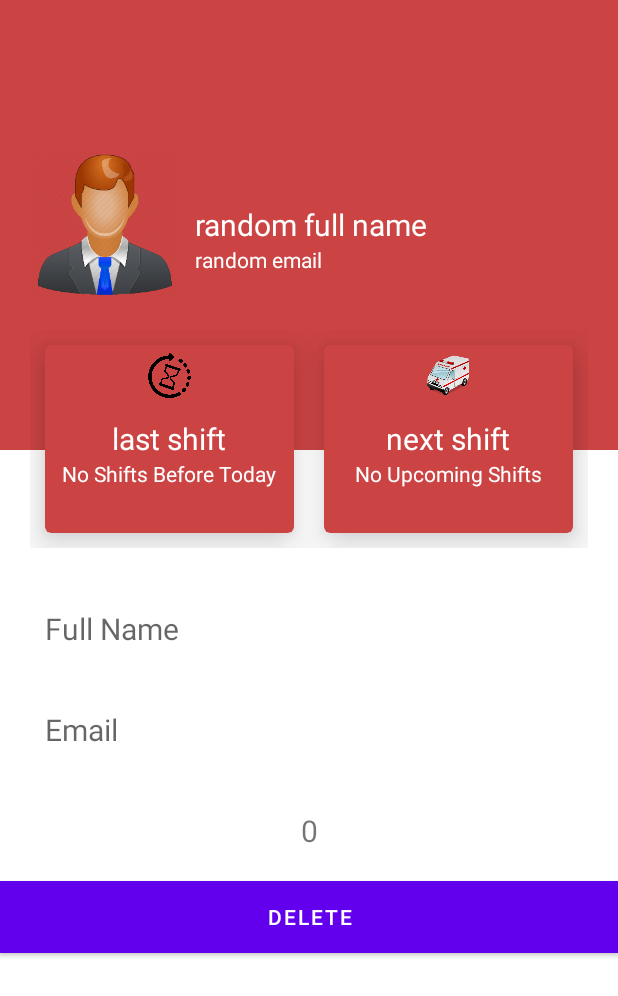
After one commit to ezri1234/MDAmanage, an Android app: the UserInfo screen opened directly, with no data from a screen before it, on a phone screen of 412 x 824 dp. The commit adds this screen. Shown: the top 996 px of the screen. Run offline under Robolectric (Android 15) with nearby library versions, the light colour scheme and no system bars; our stand-ins replace Firebase (no records; nobody signed in at launch, a user with empty details on screens opened directly); 5 statements that could not run were skipped.

Commit message:
search work, assign works, i have user profile, i need to add the calender and i'm done

```diff
--- a/app/src/main/AndroidManifest.xml
+++ b/app/src/main/AndroidManifest.xml
@@ -9,6 +9,10 @@
         android:roundIcon="@mipmap/ic_launcher_round"
         android:supportsRtl="true"
         android:theme="@style/Theme.MDAmanage">
+        <activity
+            android:name=".UserInfo"
+            android:exported="true"
+            />
         <activity
             android:name=".ChooseUser"
             android:exported="true" />
--- a/app/src/main/java/com/ezrimo/mdamanage/LoginTabFragment.java
+++ b/app/src/main/java/com/ezrimo/mdamanage/LoginTabFragment.java
@@ -104,7 +104,7 @@ public class LoginTabFragment extends Fragment {
                     getActivity().finish();
                 }
 
-                if(parseLong(documentSnapshot.get("isAdmin").toString())==1){
+                if(parseLong(documentSnapshot.get("isAdmin").toString())!=1){
                     //user isnt an admin
                     editor.putString("uid", uid);
                     editor.putBoolean("isAdmin", false);
--- /dev/null
+++ b/app/src/main/java/com/ezrimo/mdamanage/UserInfo.java
@@ -0,0 +1,147 @@
+package com.ezrimo.mdamanage;
+
+import androidx.annotation.NonNull;
+import androidx.appcompat.app.AppCompatActivity;
+
+import android.os.Bundle;
+import android.util.Log;
+import android.webkit.DateSorter;
+import android.widget.Button;
+import android.widget.TextView;
+import android.widget.Toast;
+
+import com.google.android.gms.tasks.OnCompleteListener;
+import com.google.android.gms.tasks.OnFailureListener;
+import com.google.android.gms.tasks.OnSuccessListener;
+import com.google.android.gms.tasks.Task;
+
+import com.google.firebase.firestore.FirebaseFirestore;
+import com.google.firebase.firestore.Query;
+import com.google.firebase.firestore.QueryDocumentSnapshot;
+import com.google.firebase.firestore.QuerySnapshot;
+import com.google.firebase.Timestamp;
+
+import java.lang.reflect.Array;
+import java.text.SimpleDateFormat;
+import java.util.Arrays;
+import java.util.Calendar;
+import java.util.Date;
+
+
+public class UserInfo extends AppCompatActivity {
+
+    TextView fullName, fullNameP, email, emailP, numberOfShifts, lastShift, nextShift;
+    String uid;
+    Button delete;
+    Date [] dArray;
+    int count = 0;
+
+    @Override
+    protected void onCreate(Bundle savedInstanceState) {
+        super.onCreate(savedInstanceState);
+        setContentView(R.layout.activity_user_info);
+        getSupportActionBar().hide();
+        fullName = findViewById(R.id.tv_name);
+        fullNameP = findViewById(R.id.profile_name);
+        email = findViewById(R.id.tv_email);
+        emailP = findViewById(R.id.profile_Email);
+        numberOfShifts = findViewById(R.id.tv_num);
+        lastShift = findViewById(R.id.date_profile);
+        nextShift = findViewById(R.id.next_date_profile);
+
+
+        uid = getIntent().getStringExtra("uid");
+        User user = getIntent().getParcelableExtra("user");
+        Toast.makeText(getApplicationContext(), user.getFullName(), Toast.LENGTH_SHORT).show();
+
+        fullNameP.setText(user.getFullName());
+        fullName.setText(user.getFullName());
+        email.setText(user.getEmail());
+        emailP.setText(user.getEmail());
+
+        FirebaseFirestore fStore = FirebaseFirestore.getInstance();
+
+        fStore.collection("Event")
+                .whereEqualTo("uid", uid)
+                //.orderBy("date")
+                .get()
+                .addOnCompleteListener(new OnCompleteListener<QuerySnapshot>() {
+                    @Override
+                    public void onComplete(@NonNull Task<QuerySnapshot> task) {
+                        //Log.d("TAG", "random");
+                        if(task.isSuccessful()){
+                            for(QueryDocumentSnapshot document : task.getResult()){//getting how much date are there
+                                //Log.d("TAG", document.getData().toString());
+                                count++;
+                            }
+
+                            dArray = new Date[count];
+                            int i = 0;
+                            for(QueryDocumentSnapshot document1 : task.getResult()){
+                                dArray[i] = new Date(document1.getTimestamp("date").toDate().getTime());
+                                Log.d("TAG", dArray[i].toString());
+                                i++;
+                            }
+                            Log.d("TAG", Integer.toString(count));
+                            numberOfShifts.setText(Integer.toString(count));
+                            long intTime[] = new long[count];
+                            for(int k = 0; k<intTime.length; k++){
+                                intTime[k] = dArray[k].getTime();
+                                Log.d("TAG", Long.toString(intTime[k]));
+                            }
+                            Log.d("TAG", "random");
+
+                            for(int j = 0; j<intTime.length; j++){
+                                Log.d("TAG", Long.toString(intTime[j]));
+                            }
+                            lastShift.setText(LastShift(intTime));
+                            nextShift.setText(nextShift(intTime));
+                        }else {
+                            Log.d("TAG", task.getException().toString());
+                        }
+                    }
+                });
+
+
+    }
+public static String LastShift(long[] arr){
+        Date today = Calendar.getInstance().getTime();
+        SimpleDateFormat formatter = new SimpleDateFormat("dd/MM/yyyy");
+        Date lastShift;
+        Arrays.sort(arr);
+            long date = today.getTime();
+
+            //Log.d("TAG", Long.toString(date));
+            //Log.d("TAG", Long.toString(arr[0]));
+            if(arr.length==0||date<=arr[0]-59958159400001l)
+                return "No Shifts Before Today";
+            for(int i = 0; i< arr.length; i++){
+                if(!(date>arr[i]-(59958159400001l)&&date>arr[i+1]-(59958159400001l))){
+                    lastShift = new Date(arr[i]-59958159400001l);
+                    return formatter.format(lastShift);
+                }
+            }
+        return "not valid";
+}
+
+    public static String nextShift(long[] arr){
+        Date today = Calendar.getInstance().getTime();
+        SimpleDateFormat formatter = new SimpleDateFormat("dd/MM/yyyy");
+        Date lastShift;
+        Arrays.sort(arr);
+        long date = today.getTime();
+
+        //Log.d("TAG", Long.toString(date));
+        //Log.d("TAG", Long.toString(arr[0]));
+        if(arr.length==0||date>=arr[arr.length-1]-59958159400001l)
+            return "No Upcoming Shifts";
+        for(int i = 1; i< arr.length; i++){
+            if(!(date<arr[i-1]-(59958159400001l)&&date<arr[i]-(59958159400001l))){
+                lastShift = new Date(arr[i]-59958159400001l);
+                return formatter.format(lastShift);
+            }
+        }
+        return "not valid";
+    }
+
+}
--- a/app/src/main/java/com/ezrimo/mdamanage/adminActivity.java
+++ b/app/src/main/java/com/ezrimo/mdamanage/adminActivity.java
@@ -32,8 +32,9 @@ public class adminActivity extends AppCompatActivity {
     }
 
     public void Users(View view) {
-        Intent go = new Intent(getApplicationContext(), RecycleViewAdmin.class);
+        Intent go = new Intent(getApplicationContext(), ChooseUser.class);
         go.putExtra("uid", uid);
+        go.putExtra("fromAdmin", true);
         startActivity(go);
     }
 
--- /dev/null
+++ b/app/src/main/res/layout/activity_user_info.xml
@@ -0,0 +1,224 @@
+<?xml version="1.0" encoding="utf-8"?>
+<LinearLayout xmlns:android="http://schemas.android.com/apk/res/android"
+    xmlns:app="http://schemas.android.com/apk/res-auto"
+    xmlns:tools="http://schemas.android.com/tools"
+    android:layout_width="match_parent"
+    android:layout_height="match_parent"
+    tools:context=".UserInfo"
+    android:orientation="vertical">
+
+    <RelativeLayout
+        android:layout_width="match_parent"
+        android:layout_height="300dp"
+        android:padding="20dp"
+        android:background="#cb4343"
+        >
+
+
+        <ImageView
+            android:id="@+id/profile_img"
+            android:layout_width="100dp"
+            android:layout_height="100dp"
+            android:src="@drawable/admin4"
+            android:layout_centerVertical="true"
+            />
+
+        <TextView
+            android:id="@+id/profile_name"
+            android:layout_width="wrap_content"
+            android:layout_height="wrap_content"
+            android:layout_centerVertical="true"
+            android:layout_marginLeft="10dp"
+            android:layout_toRightOf="@+id/profile_img"
+            android:text="random full name"
+            android:textColor="@color/white"
+
+            android:textSize="20sp" />
+
+        <TextView
+            android:id="@+id/profile_Email"
+            android:layout_width="wrap_content"
+
+            android:layout_height="wrap_content"
+            android:layout_below="@+id/profile_name"
+            android:layout_marginLeft="10dp"
+            android:layout_toRightOf="@+id/profile_img"
+            android:text="random email"
+            android:textColor="@color/white"
+            android:textSize="14sp" />
+
+
+
+
+    </RelativeLayout>
+
+    <LinearLayout
+        android:layout_width="match_parent"
+        android:layout_height="wrap_content"
+        android:padding="20dp"
+        android:layout_marginTop="-100dp"
+        >
+
+        <com.google.android.material.card.MaterialCardView
+            android:layout_width="0dp"
+            android:layout_height="125dp"
+            android:layout_weight="1"
+            app:cardBackgroundColor="#cb4343"
+            app:cardElevation="15dp"
+            android:layout_margin="10dp">
+
+            <RelativeLayout
+                android:layout_width="match_parent"
+                android:layout_height="match_parent"
+                android:padding="5dp">
+
+                <ImageView
+                    android:layout_width="30dp"
+                    android:layout_height="30dp"
+                    android:src="@drawable/timeicon"
+                    android:layout_centerHorizontal="true"/>
+                <TextView
+                    android:id="@+id/last_date_profile"
+                    android:layout_width="wrap_content"
+                    android:layout_height="wrap_content"
+                    android:text="last shift"
+                    android:textColor="@color/white"
+                    android:textSize="20sp"
+                    android:layout_centerInParent="true"
+                    />
+
+                <TextView
+                    android:id="@+id/date_profile"
+                    android:layout_width="wrap_content"
+                    android:layout_height="wrap_content"
+                    android:layout_below="@+id/last_date_profile"
+                    android:layout_centerHorizontal="true"
+                    android:text="08/09/2019"
+                    android:textColor="@color/white"
+                    android:textSize="14sp" />
+
+
+
+            </RelativeLayout>
+
+
+
+
+
+
+
+        </com.google.android.material.card.MaterialCardView>
+
+        <com.google.android.material.card.MaterialCardView
+            android:layout_width="0dp"
+            android:layout_height="125dp"
+            android:layout_weight="1"
+            app:cardBackgroundColor="#cb4343"
+            app:cardElevation="15dp"
+            android:layout_margin="10dp">
+
+            <RelativeLayout
+                android:layout_width="match_parent"
+                android:layout_height="match_parent"
+                android:padding="5dp">
+
+                <ImageView
+                    android:layout_width="30dp"
+                    android:layout_height="30dp"
+                    android:layout_centerHorizontal="true"
+                    android:src="@drawable/ambulance2" />
+                <TextView
+                    android:id="@+id/upcoming_date_profile"
+                    android:layout_width="wrap_content"
+                    android:layout_height="wrap_content"
+                    android:text="next shift"
+                    android:textColor="@color/white"
+                    android:textSize="20sp"
+                    android:layout_centerInParent="true"
+                    />
+
+                <TextView
+                    android:id="@+id/next_date_profile"
+                    android:layout_width="wrap_content"
+                    android:layout_height="wrap_content"
+                    android:layout_below="@+id/upcoming_date_profile"
+                    android:layout_centerHorizontal="true"
+                    android:text="08/09/2019"
+                    android:textColor="@color/white"
+                    android:textSize="14sp" />
+
+
+
+            </RelativeLayout>
+
+
+
+
+
+
+
+        </com.google.android.material.card.MaterialCardView>
+
+    </LinearLayout>
+
+    <LinearLayout
+        android:layout_width="match_parent"
+        android:layout_height="wrap_content"
+        android:padding="20dp">
+
+        <TextView
+            android:id="@+id/tv_name"
+            android:layout_width="match_parent"
+            android:layout_height="wrap_content"
+            android:hint="Full Name"
+            android:textSize="20dp"
+            android:paddingLeft="10dp"/>
+
+
+
+
+    </LinearLayout>
+
+    <LinearLayout
+        android:layout_width="match_parent"
+        android:layout_height="wrap_content"
+        android:padding="20dp">
+
+        <TextView
+            android:id="@+id/tv_email"
+            android:layout_width="match_parent"
+            android:layout_height="wrap_content"
+            android:hint="Email"
+            android:textSize="20dp"
+            android:paddingLeft="10dp"/>
+
+
+
+
+    </LinearLayout>
+
+    <LinearLayout
+        android:layout_width="match_parent"
+        android:layout_height="wrap_content"
+        android:padding="20dp">
+
+        <TextView
+            android:id="@+id/tv_num"
+            android:layout_width="match_parent"
+            android:layout_height="wrap_content"
+            android:hint="number of shifts"
+            android:textSize="20dp"
+            android:gravity="center" />
+
+
+
+
+    </LinearLayout>
+
+    <Button
+        android:layout_width="match_parent"
+        android:layout_height="wrap_content"
+        android:text="delete"
+        android:background="#cb4343"/>
+
+</LinearLayout>
--- a/app/src/main/res/layout/login_tab_fragment.xml
+++ b/app/src/main/res/layout/login_tab_fragment.xml
@@ -12,6 +12,7 @@
         app:layout_constraintWidth_percent=".8"
         app:layout_constraintVertical_bias=".3"
         android:hint="Email"
+        android:inputType="textEmailAddress"
         android:paddingLeft="20dp"
         android:paddingRight="10dp"
         android:paddingBottom="10dp"
```
Also changed, not shown: app/src/main/java/com/ezrimo/mdamanage/Assign.java (+87 -22 lines), app/src/main/java/com/ezrimo/mdamanage/ChooseUser.java (+107 -7 lines), app/src/main/java/com/ezrimo/mdamanage/User.java (+35 -1 lines), app/src/main/java/com/ezrimo/mdamanage/UserAdapter.java (+31 -2 lines), app/src/main/res/layout/activity_assign.xml (+25 -20 lines), app/src/main/res/layout/activity_choose_user.xml (+15 -3 lines), app/src/main/res/drawable-xxhdpi/admin4.png (added), app/src/main/res/drawable-xxhdpi/ambulance2.png (added), app/src/main/res/drawable-xxhdpi/timeicon.png (added), app/src/main/res/drawable-xxhdpi/user.png (added).
